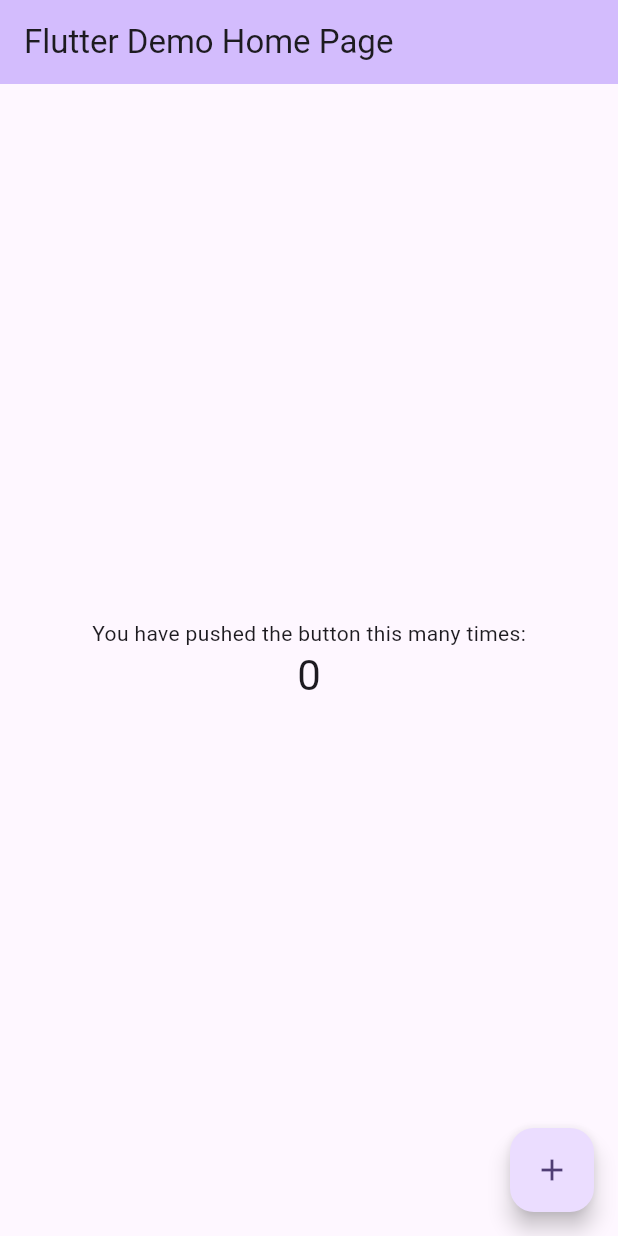
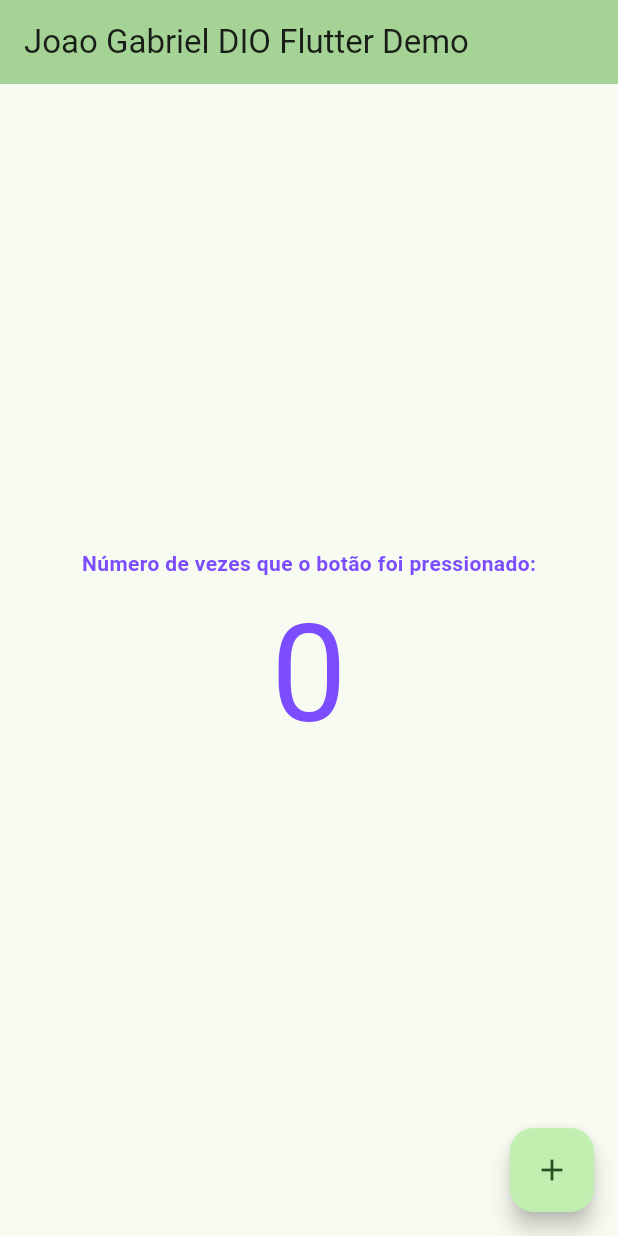
Before and after one commit to joaogabsoaresf/flutterdio, a Flutter app: the screen it shows after launch, on a phone screen of 412 x 824 dp. Run offline on Flutter 3.47's test engine with Material 2 defaults, Android fonts, the phone set to English and light mode, and no system bars.

Commit message:
first commit

```diff
--- a/lib/main.dart
+++ b/lib/main.dart
@@ -28,10 +28,11 @@
         //
         // This works for code too, not just values: Most code changes can be
         // tested with just a hot reload.
-        colorScheme: ColorScheme.fromSeed(seedColor: Colors.deepPurple),
+        colorScheme: ColorScheme.fromSeed(
+            seedColor: const Color.fromARGB(255, 17, 255, 0)),
         useMaterial3: true,
       ),
-      home: const MyHomePage(title: 'Flutter Demo Home Page'),
+      home: const MyHomePage(title: 'Joao Gabriel DIO Flutter Demo'),
     );
   }
 }
@@ -106,11 +107,16 @@
           mainAxisAlignment: MainAxisAlignment.center,
           children: <Widget>[
             const Text(
-              'You have pushed the button this many times:',
+              'Número de vezes que o botão foi pressionado:',
+              style: TextStyle(
+                  color: Colors.deepPurpleAccent,
+                  fontWeight: FontWeight.bold,
+                  fontSize: 14),
             ),
             Text(
               '$_counter',
-              style: Theme.of(context).textTheme.headlineMedium,
+              style:
+                  const TextStyle(color: Colors.deepPurpleAccent, fontSize: 90),
             ),
           ],
         ),
```
